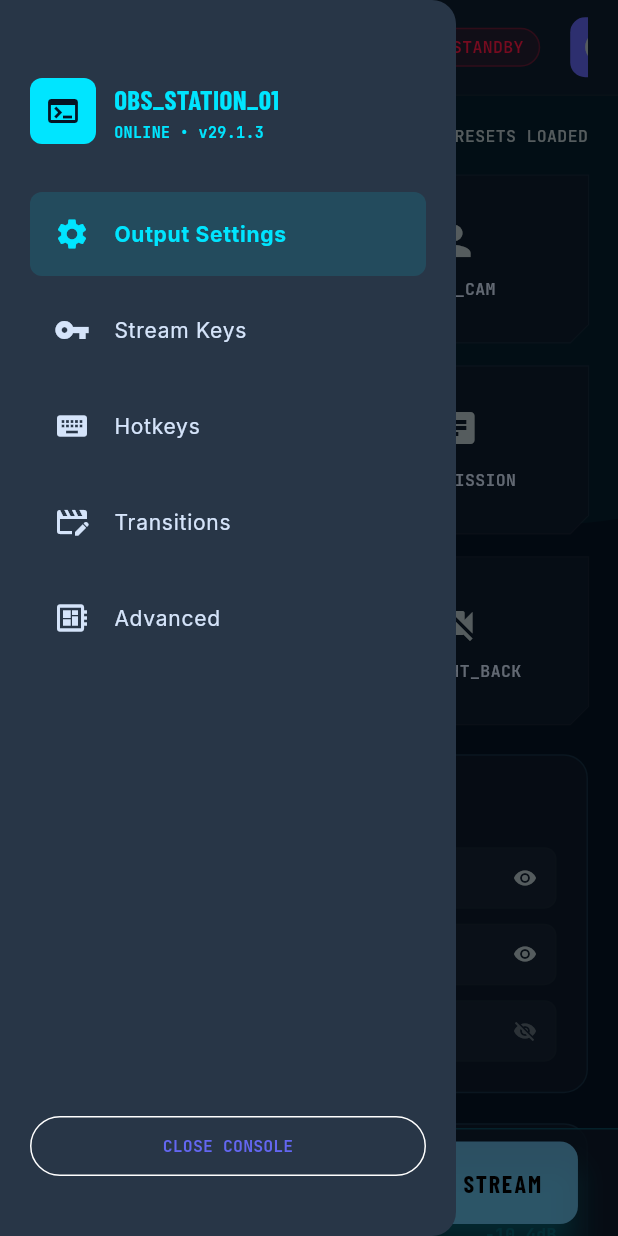
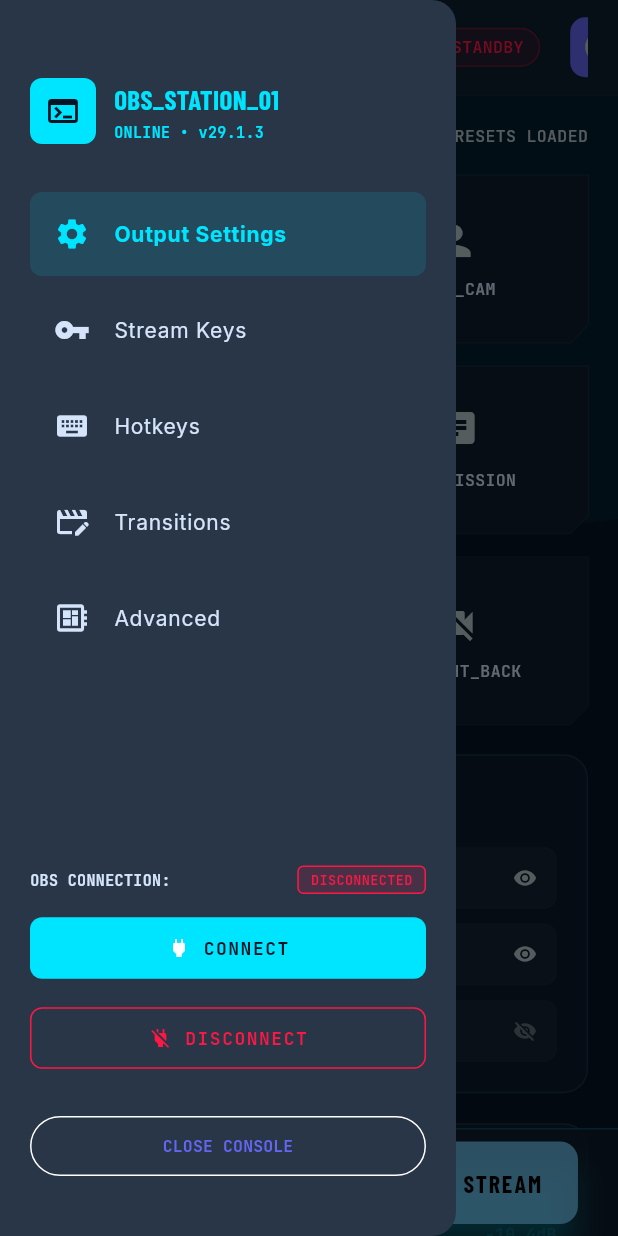
Before and after one commit to samakunchan/obs_manager, a Flutter app: the screen it shows after launch, with the side drawer open, on a phone screen of 412 x 824 dp. Run offline on Flutter 3.47's test engine with Material 3 defaults, Android fonts, the phone set to English and light mode, and no system bars; our stand-ins replace dartz, dio, get_it, google_fonts, signals_flutter; missing offline and left inert: obs_websocket.

Commit message:
feat: obs connect
- Added singleton for connection.
- Added login/logout method.
- Created customs widgets buttons and label info.

```diff
--- /dev/null
+++ b/lib/features/o_b_s_server/services/dependency_injection.dart
@@ -0,0 +1,8 @@
+import 'package:get_it/get_it.dart';
+import 'package:obs_manager/features/o_b_s_server/services/o_b_s_service.dart';
+
+final getIt = GetIt.instance;
+
+void setupLocator() {
+  getIt.registerLazySingleton<OBSService>(OBSService.new);
+}
--- /dev/null
+++ b/lib/features/o_b_s_server/widgets/connect_to_o_b_s_button.dart
@@ -0,0 +1,40 @@
+import 'package:flutter/material.dart';
+import 'package:google_fonts/google_fonts.dart';
+import 'package:obs_manager/core/index.dart';
+import 'package:obs_manager/features/o_b_s_server/services/services.dart';
+
+class ConnectToOBSButton extends StatelessWidget {
+  const ConnectToOBSButton({super.key});
+
+  @override
+  Widget build(BuildContext context) {
+    return ElevatedButton.icon(
+      onPressed: () {
+        // Parameters to connect can be filled in by the user
+        getIt<OBSService>().connect(
+          ip: '192.168.0.140',
+          port: '4456',
+          password: 'password123A&',
+        );
+      },
+      icon: const Icon(Icons.power, color: Colors.white, size: 16),
+      label: Text(
+        'CONNECT',
+        style: GoogleFonts.jetBrainsMono(
+          fontSize: 12,
+          fontWeight: FontWeight.bold,
+          letterSpacing: 1,
+        ),
+      ),
+      style: ElevatedButton.styleFrom(
+        backgroundColor: AppColors.cyberCyan,
+        foregroundColor: AppColors.cyberSurface,
+        elevation: 0,
+        padding: const EdgeInsets.symmetric(vertical: 12),
+        shape: RoundedRectangleBorder(
+          borderRadius: BorderRadius.circular(8),
+        ),
+      ),
+    );
+  }
+}
--- /dev/null
+++ b/lib/features/o_b_s_server/widgets/disconnect_to_o_b_s_button.dart
@@ -0,0 +1,32 @@
+import 'package:flutter/material.dart';
+import 'package:google_fonts/google_fonts.dart';
+import 'package:obs_manager/core/index.dart';
+import 'package:obs_manager/features/o_b_s_server/services/services.dart';
+
+class DisconnectToOBSButton extends StatelessWidget {
+  const DisconnectToOBSButton({super.key});
+
+  @override
+  Widget build(BuildContext context) {
+    return OutlinedButton.icon(
+      onPressed: getIt<OBSService>().logout,
+      icon: const Icon(Icons.power_off, color: AppColors.cyberAlertRed, size: 16),
+      label: Text(
+        'DISCONNECT',
+        style: GoogleFonts.jetBrainsMono(
+          fontSize: 12,
+          fontWeight: FontWeight.bold,
+          color: AppColors.cyberAlertRed,
+          letterSpacing: 1,
+        ),
+      ),
+      style: OutlinedButton.styleFrom(
+        side: const BorderSide(color: AppColors.cyberAlertRed),
+        padding: const EdgeInsets.symmetric(vertical: 12),
+        shape: RoundedRectangleBorder(
+          borderRadius: BorderRadius.circular(8),
+        ),
+      ),
+    );
+  }
+}
--- /dev/null
+++ b/lib/features/o_b_s_server/widgets/label_info_status_connection.dart
@@ -0,0 +1,44 @@
+import 'package:flutter/material.dart';
+import 'package:google_fonts/google_fonts.dart';
+import 'package:obs_manager/core/theme/constantes.dart';
+
+class LabelInfoStatusConnection extends StatelessWidget {
+  const LabelInfoStatusConnection({required this.isConnected, required this.status, super.key});
+  final bool isConnected;
+  final String status;
+
+  @override
+  Widget build(BuildContext context) {
+    return Row(
+      mainAxisAlignment: .spaceBetween,
+      children: [
+        Text(
+          'OBS CONNECTION:',
+          style: GoogleFonts.jetBrainsMono(
+            fontSize: 10,
+            fontWeight: FontWeight.bold,
+            color: AppColors.cyberTextLight,
+          ),
+        ),
+        Container(
+          padding: const EdgeInsets.symmetric(vertical: 2, horizontal: 8),
+          decoration: BoxDecoration(
+            color: isConnected ? AppColors.successColor.withValues(alpha: 0.15) : AppColors.cyberAlertRed.withValues(alpha: 0.15),
+            borderRadius: BorderRadius.circular(4),
+            border: Border.all(
+              color: isConnected ? AppColors.successColor : AppColors.cyberAlertRed,
+            ),
+          ),
+          child: Text(
+            status.toUpperCase(),
+            style: GoogleFonts.jetBrainsMono(
+              fontSize: 9,
+              fontWeight: FontWeight.bold,
+              color: isConnected ? AppColors.successColor : AppColors.cyberAlertRed,
+            ),
+          ),
+        ),
+      ],
+    );
+  }
+}
--- /dev/null
+++ b/lib/features/o_b_s_server/widgets/widgets.dart
@@ -0,0 +1,6 @@
+/// Centralized Widget OBS Server Exports
+library;
+
+export 'connect_to_o_b_s_button.dart';
+export 'disconnect_to_o_b_s_button.dart';
+export 'label_info_status_connection.dart';
--- a/lib/main.dart
+++ b/lib/main.dart
@@ -1,9 +1,11 @@
 import 'package:flutter/material.dart';
 import 'package:obs_manager/core/index.dart';
+import 'package:obs_manager/features/o_b_s_server/services/dependency_injection.dart';
 import 'package:obs_manager/l10n/app_localizations.dart';
 import 'package:obs_manager/pages/pages.dart';
 
 void main() {
+  setupLocator();
   runApp(const MyApp());
 }
 
--- a/lib/widgets/audio_mix_panel.dart
+++ b/lib/widgets/audio_mix_panel.dart
@@ -37,7 +37,8 @@ class VolumeMeterRow extends StatelessWidget {
             ),
           ],
         ),
-        // Stylized bar meter with glowing active parts
+
+        /// Stylized bar meter with glowing active parts
         ClipRRect(
           borderRadius: BorderRadius.circular(8),
           child: Container(
@@ -50,11 +51,7 @@ class VolumeMeterRow extends StatelessWidget {
               child: Container(
                 decoration: const BoxDecoration(
                   gradient: LinearGradient(
-                    colors: [
-                      AppColors.cyberCyan,
-                      AppColors.cyberSkyBlue,
-                      AppColors.cyberAlertRed,
-                    ],
+                    colors: [AppColors.cyberCyan, AppColors.cyberSkyBlue, AppColors.cyberAlertRed],
                     stops: [0.6, 0.85, 1],
                   ),
                   boxShadow: [
--- a/lib/widgets/cyber_background_glows.dart
+++ b/lib/widgets/cyber_background_glows.dart
@@ -7,7 +7,7 @@ class CyberBackgroundGlows extends StatelessWidget {
   @override
   Widget build(BuildContext context) {
     return Stack(
-      fit: StackFit.expand,
+      fit: .expand,
       children: [
         Positioned(
           top: -250,
@@ -15,10 +15,7 @@ class CyberBackgroundGlows extends StatelessWidget {
           child: Container(
             width: 600,
             height: 600,
-            decoration: const BoxDecoration(
-              shape: BoxShape.circle,
-              color: Color(0x0C00E5FF), // 5% opacity cyan
-            ),
+            decoration: const BoxDecoration(shape: .circle, color: Color(0x0C00E5FF)),
           ),
         ),
         Positioned(
@@ -27,10 +24,7 @@ class CyberBackgroundGlows extends StatelessWidget {
           child: Container(
             width: 500,
             height: 500,
-            decoration: const BoxDecoration(
-              shape: BoxShape.circle,
-              color: Color(0x0975D1FF), // 4% opacity secondary sky blue
-            ),
+            decoration: const BoxDecoration(shape: .circle, color: Color(0x0975D1FF)),
           ),
         ),
       ],
--- a/lib/widgets/station_drawer.dart
+++ b/lib/widgets/station_drawer.dart
@@ -1,6 +1,8 @@
 import 'package:flutter/material.dart';
 import 'package:google_fonts/google_fonts.dart';
-import 'package:obs_manager/core/index.dart';
+import 'package:obs_manager/core/theme/constantes.dart';
+import 'package:obs_manager/features/o_b_s_server/o_b_s_server.dart';
+import 'package:signals_flutter/signals_flutter.dart';
 
 /// Individual list option in the station drawer
 class StationDrawerOption extends StatelessWidget {
@@ -106,6 +108,25 @@ class StationDrawer extends StatelessWidget {
               ),
             ),
 
+            /// OBS Connection Controls
+            Padding(
+              padding: const EdgeInsets.symmetric(vertical: 8),
+              child: Watch((context) {
+                final bool isConnected = getIt<OBSService>().isConnected.value;
+                final String status = getIt<OBSService>().statusMessage.value;
+
+                return Column(
+                  crossAxisAlignment: .stretch,
+                  spacing: 12,
+                  children: [
+                    LabelInfoStatusConnection(isConnected: isConnected, status: status),
+                    const ConnectToOBSButton(),
+                    const DisconnectToOBSButton(),
+                  ],
+                );
+              }),
+            ),
+
             /// Close Button
             Padding(
               padding: const EdgeInsets.symmetric(vertical: 16),
```
Also changed, not shown: lib/features/o_b_s_server/o_b_s_server.dart (added, +8 -0 lines), lib/features/o_b_s_server/services/o_b_s_service.dart (added, +112 -0 lines), lib/features/o_b_s_server/services/services.dart (added, +8 -0 lines).
